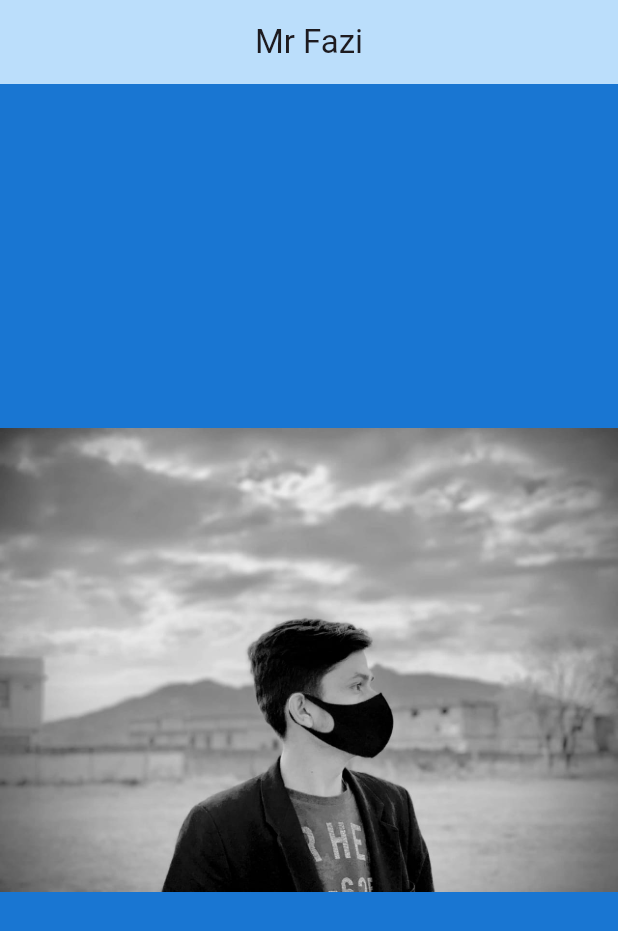
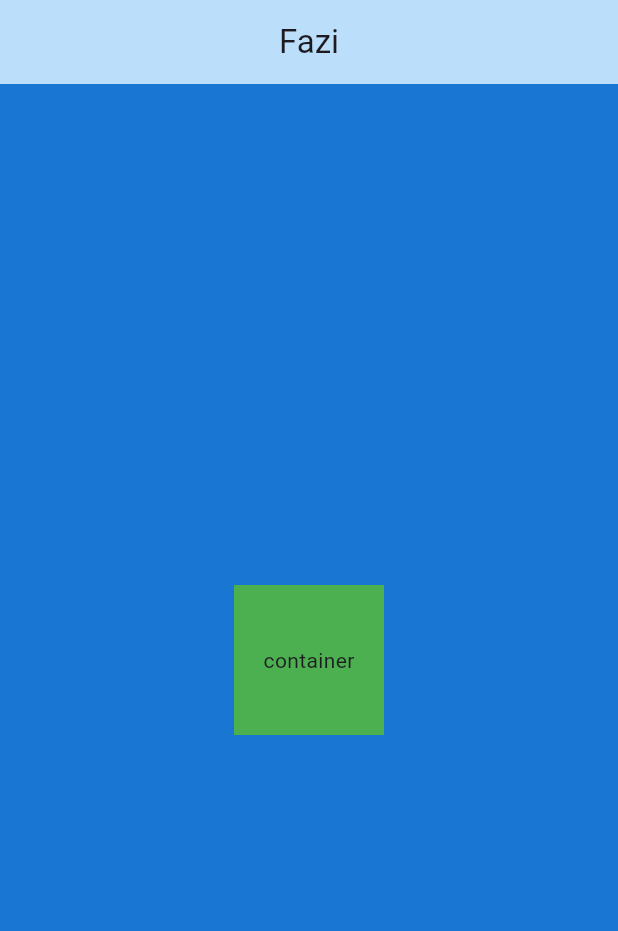
Before and after one commit to Faizan-Tanoli-1/Scratch_Flutter_Scaffold, a Flutter app: the screen it shows after launch, on a phone screen of 412 x 824 dp. Shown: the top 931 px of the screen. Run offline on Flutter 3.47's test engine with Material 3 defaults, Android fonts, the phone set to English and light mode, and no system bars; our stand-ins replace file_picker; missing offline and left inert: excel.

Commit message:
learn about childs childern and hot reload functions

```diff
--- a/lib/excel_upload.dart
+++ b/lib/excel_upload.dart
@@ -6,6 +6,8 @@ import '';
 
 
 class StudentTable extends StatefulWidget {
+  const StudentTable({super.key});
+
   @override
   _StudentTableState createState() => _StudentTableState();
 }
--- a/lib/main.dart
+++ b/lib/main.dart
@@ -1,15 +1,31 @@
 import 'package:flutter/material.dart';
 
 void main() {
-  runApp(MaterialApp(
+  runApp(MyWidget());
+}
+
+class MyWidget extends StatelessWidget {
+  const MyWidget({super.key});
+
+  @override
+  Widget build(BuildContext context) {
+    return MaterialApp(
       home: Scaffold(
         backgroundColor: Colors.blue.shade700,
         appBar: AppBar(
           centerTitle: true,
           backgroundColor: Colors.blue.shade100,
-        title: Text('Mr Fazi'),
+          title: Text('Fazi'),
         ),
-      body: Center(child: Image(image: AssetImage('assets/fazi.jpeg',))
+        body: Center(
+          child: Container(
+            width: 100,
+            height: 100,
+            color: Colors.green,
+            child: Center(child: Text("container")),
           ),
-  )));
+        )
+      ),
+    );
   }
+}
```
Lines whose indentation alone changed are shown as unchanged.
